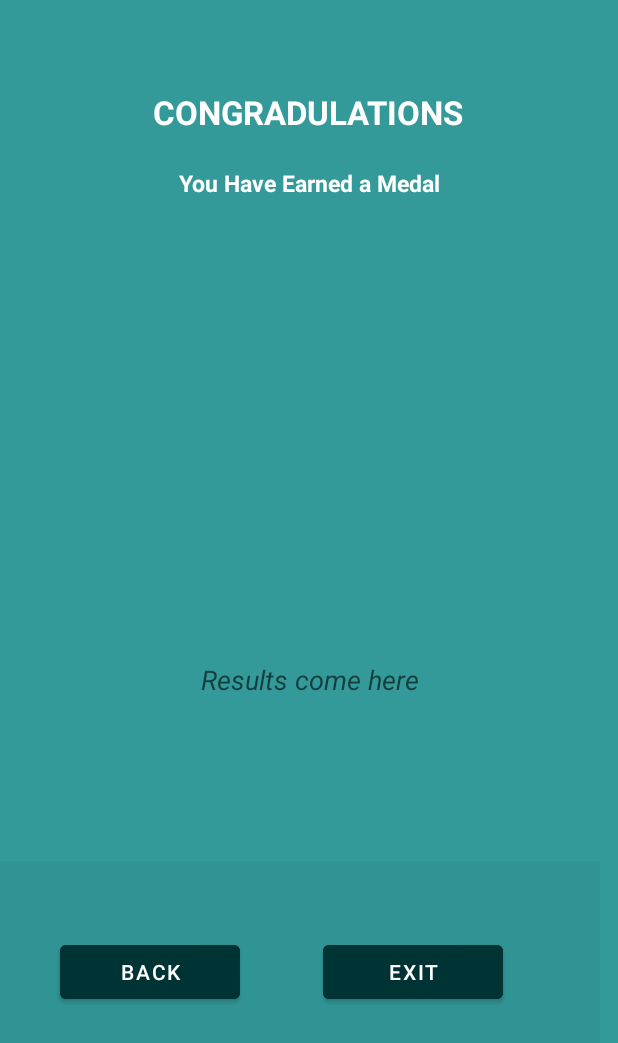
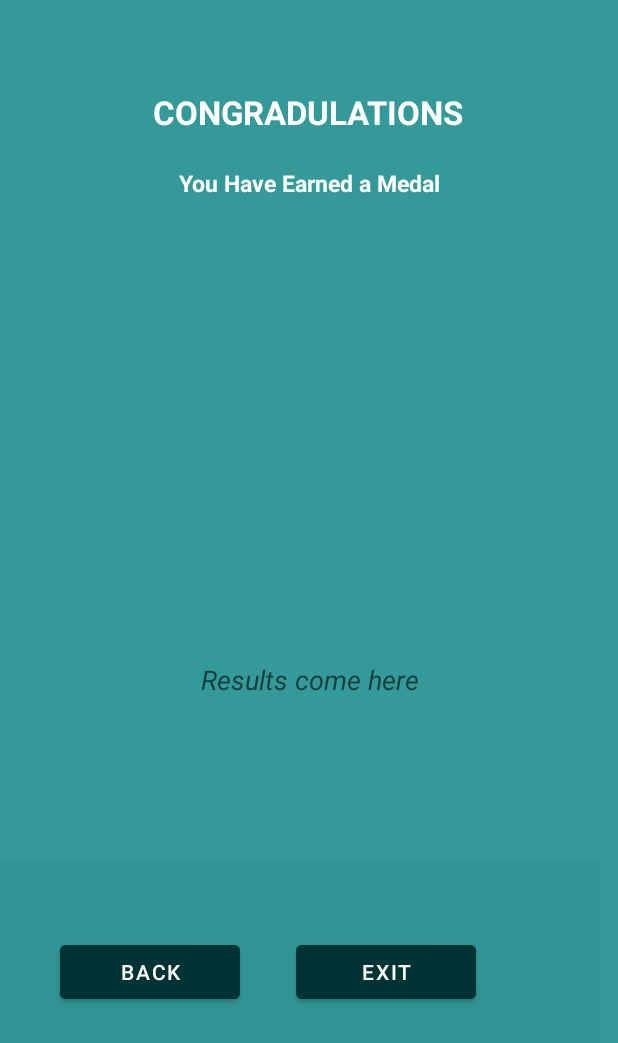
Before and after one commit to Taehillah/Walk_Buddy, an Android app: the layout activity_main2.xml on its own in the app's theme, with its tools: preview values and no code run, on a phone screen of 412 x 824 dp. Shown: the top 1043 px of the screen. Run offline under Robolectric (Android 15) with nearby library versions, the phone set to English and light mode, and no system bars.

Commit message:
made changes of the layout dimensions

```diff
--- a/app/src/main/res/layout/activity_main2.xml
+++ b/app/src/main/res/layout/activity_main2.xml
@@ -107,7 +107,7 @@
             android:layout_centerHorizontal="true"
             android:layout_marginStart="40dp"
             android:layout_marginTop="50dp"
-            android:layout_marginEnd="20dp"
+            android:layout_marginEnd="2dp"
             android:layout_marginBottom="20dp"
             android:backgroundTint="#003333"
             android:text="Back"
@@ -120,7 +120,7 @@
             android:layout_centerHorizontal="true"
             android:layout_marginStart="35dp"
             android:layout_marginTop="50dp"
-            android:layout_marginEnd="40dp"
+            android:layout_marginEnd="42dp"
             android:layout_marginBottom="20dp"
             android:backgroundTint="#003333"
             android:text="Exit"
```
